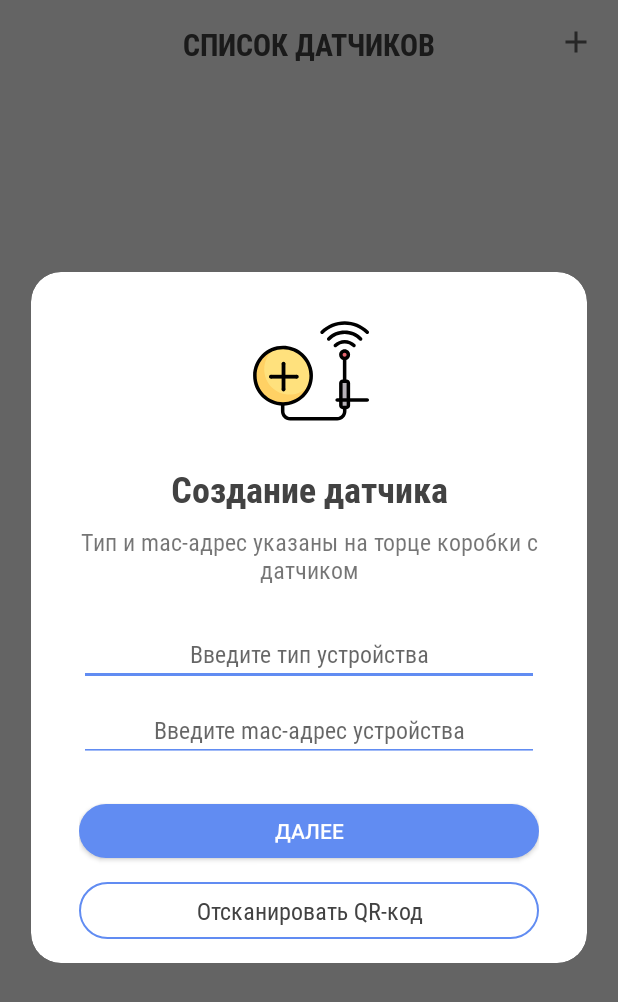
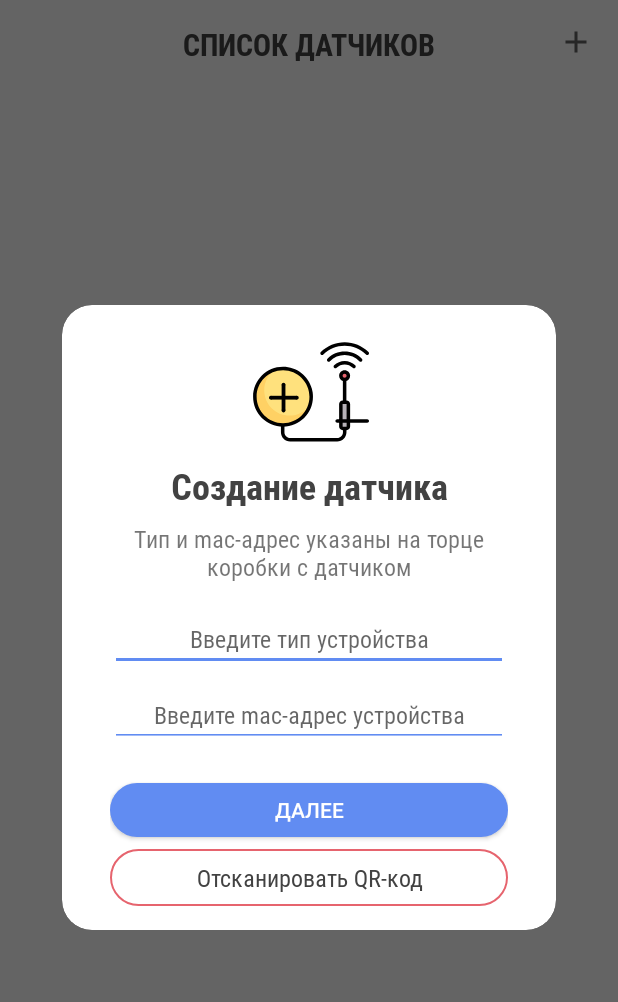
Before and after one commit to Foxek/iNature, an Android app: the fragment CreateDialog placed in its activity, on a phone screen of 412 x 824 dp. Shown: the top 1002 px of the screen. Run offline under Robolectric (Android 15) with nearby library versions, the phone set to English and light mode, and no system bars; our stand-ins replace ButterKnife, Dagger/Hilt's generated code, RxJava; 4 statements that could not run were skipped.

Commit message:
redesign some activities and dialogs. Fixed navigation beetwen activity

```diff
--- a/app/src/main/java/com/foxek/inature/di/component/ActivityComponent.java
+++ b/app/src/main/java/com/foxek/inature/di/component/ActivityComponent.java
@@ -5,7 +5,7 @@ import com.foxek.inature.di.module.ActivityModule;
 import com.foxek.inature.ui.measure.EditDialog;
 import com.foxek.inature.ui.measure.MeasureActivity;
 import com.foxek.inature.ui.preview.PreviewActivity;
-import com.foxek.inature.ui.sensors.CreateDialog;
+import com.foxek.inature.ui.sensors.dialogs.CreateDialog;
 import com.foxek.inature.ui.sensors.SensorActivity;
 
 import dagger.Component;
--- a/app/src/main/java/com/foxek/inature/ui/measure/EditDialog.java
+++ b/app/src/main/java/com/foxek/inature/ui/measure/EditDialog.java
@@ -3,7 +3,6 @@ package com.foxek.inature.ui.measure;
 import android.os.Bundle;
 import android.support.annotation.NonNull;
 import android.support.annotation.Nullable;
-import android.view.KeyEvent;
 import android.view.LayoutInflater;
 import android.view.View;
 import android.view.ViewGroup;
@@ -13,7 +12,6 @@ import android.widget.TextView;
 import com.foxek.inature.R;
 import com.foxek.inature.di.component.ActivityComponent;
 import com.foxek.inature.ui.base.BaseFragment;
-import com.foxek.inature.ui.sensors.CreateDialog;
 
 import javax.inject.Inject;
 
--- a/app/src/main/java/com/foxek/inature/ui/sensors/SensorActivity.java
+++ b/app/src/main/java/com/foxek/inature/ui/sensors/SensorActivity.java
@@ -10,6 +10,8 @@ import com.foxek.inature.R;
 import com.foxek.inature.ui.base.BaseView;
 import com.foxek.inature.ui.measure.MeasureActivity;
 import com.foxek.inature.ui.preview.PreviewActivity;
+import com.foxek.inature.ui.sensors.dialogs.CreateDialog;
+import com.foxek.inature.ui.sensors.dialogs.StateDialog;
 
 import javax.inject.Inject;
 
--- a/app/src/main/java/com/foxek/inature/ui/sensors/CreateDialog.java
+++ b/app/src/main/java/com/foxek/inature/ui/sensors/dialogs/CreateDialog.java
@@ -1,4 +1,4 @@
-package com.foxek.inature.ui.sensors;
+package com.foxek.inature.ui.sensors.dialogs;
 
 import android.os.Bundle;
 import android.support.annotation.NonNull;
@@ -14,6 +14,7 @@ import android.widget.TextView;
 import com.foxek.inature.R;
 import com.foxek.inature.di.component.ActivityComponent;
 import com.foxek.inature.ui.base.BaseFragment;
+import com.foxek.inature.ui.sensors.SensorMvpPresenter;
 
 import java.util.regex.Matcher;
 import java.util.regex.Pattern;
--- a/app/src/main/res/drawable/btn_stroke_bg.xml
+++ b/app/src/main/res/drawable/btn_stroke_bg.xml
@@ -4,5 +4,5 @@
     <corners android:radius="20dp"/>
     <stroke
         android:width="1dip"
-        android:color="@color/colorTint" />
+        android:color="#e6646e" />
 </shape>
--- /dev/null
+++ b/app/src/main/res/drawable/ic_add_success_icon.xml
@@ -0,0 +1,36 @@
+<vector xmlns:android="http://schemas.android.com/apk/res/android"
+    android:width="512dp"
+    android:height="512dp"
+    android:viewportWidth="512"
+    android:viewportHeight="512">
+  <path
+      android:pathData="M416.1,312h-16c-4.4,0 -8,3.6 -8,8v72v24c0,4.4 3.6,8 8,8h16c4.4,0 8,-3.6 8,-8v-96C424.1,315.6 420.6,312 416.1,312z"
+      android:fillColor="#B7B2B8"/>
+  <path
+      android:pathData="M408.1,200m-16,0a16,16 0,1 1,32 0a16,16 0,1 1,-32 0"
+      android:fillColor="#E6646E"/>
+  <path
+      android:fillColor="#FF000000"
+      android:pathData="M504.5,384.8h-73v-64.6c0,-8.6 -7,-15.5 -15.5,-15.5h-0.5v-82.4c9.3,-3.1 16,-11.9 16,-22.3c0,-13 -10.6,-23.5 -23.5,-23.5c-13,0 -23.5,10.6 -23.5,23.5c0,10.4 6.7,19.2 16,22.3v82.4H400c-8.6,0 -15.5,7 -15.5,15.5v64.6h-8.2c-4.1,0 -7.5,3.4 -7.5,7.5s3.4,7.5 7.5,7.5h8.2v16.5c0,8.6 7,15.5 15.5,15.5h0.9v8.5c0,13.5 -11,24.6 -24.6,24.6H175.8c-13.5,0 -24.6,-11 -24.6,-24.6V401c-5,-0.3 -10,-0.2 -15,-0.1v39.5c0,21.8 17.7,39.6 39.6,39.6h200.4c21.8,0 39.6,-17.7 39.6,-39.6v-8.5h0.2c8.6,0 15.5,-7 15.5,-15.5v-16.5h73c4.1,0 7.5,-3.4 7.5,-7.5C512,388.1 508.6,384.8 504.5,384.8zM399.4,199.9c0,-4.7 3.8,-8.5 8.5,-8.5s8.5,3.8 8.5,8.5s-3.8,8.5 -8.5,8.5C403.3,208.4 399.4,204.6 399.4,199.9zM399.4,320.1c0,-0.3 0.2,-0.5 0.5,-0.5h16c0.3,0 0.5,0.2 0.5,0.5v64.6h-17.1v-64.6H399.4zM416.5,416.3c0,0.3 -0.2,0.5 -0.5,0.5h-16c-0.3,0 -0.5,-0.2 -0.5,-0.5v-16.5h17.1v16.5H416.5z"/>
+  <path
+      android:fillColor="#FF000000"
+      android:pathData="M363.2,154.9c-2.9,2.9 -2.9,7.7 0,10.6c1.5,1.5 3.4,2.2 5.3,2.2s3.8,-0.7 5.3,-2.2c9.2,-9.2 21.4,-14.2 34.4,-14.2s25.2,5.1 34.4,14.2c2.9,2.9 7.7,2.9 10.6,0s2.9,-7.7 0,-10.6c-12,-12 -28,-18.6 -45,-18.6C391.1,136.3 375.2,142.9 363.2,154.9z"/>
+  <path
+      android:fillColor="#FF000000"
+      android:pathData="M476.2,139.4c1.9,0 3.8,-0.7 5.3,-2.2c2.9,-2.9 2.9,-7.7 0,-10.6c-19.6,-19.6 -45.6,-30.4 -73.3,-30.4s-53.7,10.8 -73.3,30.4c-2.9,2.9 -2.9,7.7 0,10.6s7.7,2.9 10.6,0c16.8,-16.8 39,-26 62.7,-26s46,9.2 62.7,26C472.3,138.6 474.2,139.4 476.2,139.4z"/>
+  <path
+      android:fillColor="#FF000000"
+      android:pathData="M317.1,108.8c24.3,-24.3 56.7,-37.7 91.1,-37.7s66.7,13.4 91.1,37.7c1.5,1.5 3.4,2.2 5.3,2.2s3.8,-0.7 5.3,-2.2c2.9,-2.9 2.9,-7.7 0,-10.6C482.7,71 446.6,56.1 408.2,56.1s-74.5,15 -101.7,42.1c-2.9,2.9 -2.9,7.7 0,10.6C309.4,111.8 314.2,111.8 317.1,108.8z"/>
+  <path
+      android:pathData="M142.3,292m-120.2,0a120.2,120.2 0,1 1,240.4 0a120.2,120.2 0,1 1,-240.4 0"
+      android:fillColor="#FFE17D"/>
+  <path
+      android:pathData="M173.3,369.3C113.5,369.3 65,320.8 65,261c0,-35.3 17,-66.6 43.1,-86.3C59.9,190.3 25,235.6 25,289.1c0,66.4 53.8,120.2 120.2,120.2c53.5,0 98.8,-34.9 114.4,-83.2C239.8,352.3 208.6,369.3 173.3,369.3z"
+      android:fillColor="#FFD164"/>
+  <path
+      android:fillColor="#FF000000"
+      android:pathData="M272,272.5c-0.9,-5.8 -2.8,-11.6 -3.7,-17.5c-14.9,-54 -64.5,-93.7 -123.1,-93.7c-70.4,0 -127.7,57.3 -127.7,127.7s57.3,127.7 127.7,127.7S272.9,359.4 272.9,289c0,-5.6 -0.4,-11.1 -1.1,-16.5H272zM145.2,401.8c-62.2,0 -112.7,-50.6 -112.7,-112.7S83,176.4 145.2,176.4S257.9,227 257.9,289.1C257.9,351.3 207.4,401.8 145.2,401.8z"/>
+  <path
+      android:fillColor="#FF000000"
+      android:pathData="M210.9,245.7c-2.4,-2.4 -6.3,-2.4 -8.7,0l-73.7,73.7l-28.3,-28.3c-2.4,-2.4 -6.3,-2.4 -8.7,0c-2.4,2.4 -2.4,6.3 0,8.7l32.7,32.7c2.4,2.4 6.3,2.4 8.7,0l78.1,-78.1C213.3,252 213.3,248.1 210.9,245.7z"/>
+</vector>
--- a/app/src/main/res/layout/activity_design.xml
+++ b/app/src/main/res/layout/activity_design.xml
@@ -141,6 +141,6 @@
             app:layout_constraintEnd_toEndOf="parent"
             app:layout_constraintStart_toStartOf="parent"
             app:layout_constraintTop_toTopOf="parent"
-            app:srcCompat="@drawable/ic_sensor_no_exist_logo" />
+            app:srcCompat="@drawable/ic_add_error_icon" />
     </android.support.constraint.ConstraintLayout>
 </android.support.v7.widget.CardView>
--- a/app/src/main/res/layout/dialog_create.xml
+++ b/app/src/main/res/layout/dialog_create.xml
@@ -14,9 +14,6 @@
         android:id="@+id/dialog_logo"
         android:layout_width="80dp"
         android:layout_height="80dp"
-        android:layout_marginStart="8dp"
-        android:layout_marginTop="8dp"
-        android:layout_marginEnd="8dp"
         app:layout_constraintEnd_toEndOf="parent"
         app:layout_constraintStart_toStartOf="parent"
         app:layout_constraintTop_toTopOf="parent"
@@ -27,7 +24,7 @@
         android:id="@+id/dialog_title"
         android:layout_width="0dp"
         android:layout_height="wrap_content"
-        android:layout_marginTop="24dp"
+        android:layout_marginTop="8dp"
         android:fontFamily="@font/roboto_condensed_bold"
         android:text="@string/add_new_sensor_dialog_title"
         android:textAlignment="center"
@@ -43,6 +40,7 @@
         android:layout_height="wrap_content"
         android:layout_marginTop="8dp"
         android:fontFamily="@font/roboto_condensed_regular"
+        android:gravity="center_vertical"
         android:text="@string/add_new_sensor_dialog_hint"
         android:textAlignment="center"
         android:textSize="16sp"
@@ -55,7 +53,7 @@
         style="@style/CustomEditText"
         android:layout_width="match_parent"
         android:layout_height="wrap_content"
-        android:layout_marginTop="24dp"
+        android:layout_marginTop="16dp"
         android:ems="10"
         android:hint="@string/add_new_sensor_dialog_hint_name"
         android:imeOptions="actionDone"
@@ -68,7 +66,7 @@
         app:layout_constraintEnd_toEndOf="parent"
         app:layout_constraintStart_toStartOf="parent"
         app:layout_constraintTop_toBottomOf="@+id/dialog_description"
-        tools:ignore="Autofill"/>
+        tools:ignore="Autofill" />
 
     <EditText
         android:id="@+id/mac_edit_text"
@@ -95,7 +93,7 @@
         style="@style/CustomDialogButton"
         android:layout_width="0dp"
         android:layout_height="wrap_content"
-        android:layout_marginTop="16dp"
+        android:layout_marginTop="8dp"
         android:text="@string/qr_code_no_scan"
         android:textSize="16sp"
         app:layout_constraintBottom_toBottomOf="parent"
@@ -108,7 +106,7 @@
         android:id="@+id/add_button"
         android:layout_width="0dp"
         android:layout_height="36dp"
-        android:layout_marginTop="28dp"
+        android:layout_marginTop="24dp"
         android:background="@drawable/btn_accent_bg"
         android:text="@string/next_button"
         android:textColor="@android:color/white"
--- a/app/src/main/res/values/strings.xml
+++ b/app/src/main/res/values/strings.xml
@@ -28,6 +28,7 @@
     <string name="add_new_sensor_dialog_title">Создание датчика</string>
     <string name="add_new_sensor_dialog_hint_mac">Введите mac-адрес устройства</string>
     <string name="add_new_sensor_dialog_hint_name">Введите тип устройства</string>
+    <string name="add_sensor_dialog_hint_name">Введите имя датчика</string>
 
     <string name="qr_code_title">Просканируйте QR-код</string>
     <string name="qr_code_description">Отсканировать QR-код</string>
--- a/app/src/main/res/values/styles.xml
+++ b/app/src/main/res/values/styles.xml
@@ -13,8 +13,8 @@
     <style name="CustomDialog" parent="@style/Theme.AppCompat.Light.Dialog">
         <item name="android:windowNoTitle">true</item>
         <item name="android:windowBackground">@drawable/dialog_bg</item>
-        <item name="android:windowMinWidthMajor">90%</item>
-        <item name="android:windowMinWidthMinor">90%</item>
+        <item name="android:windowMinWidthMajor">80%</item>
+        <item name="android:windowMinWidthMinor">80%</item>
     </style>
 
     <style name="CustomInfoDialog" parent="@style/Theme.AppCompat.Light.Dialog">
```
Also changed, not shown: app/src/main/java/com/foxek/inature/ui/preview/PreviewActivity.java (+13 -13 lines), app/src/main/java/com/foxek/inature/ui/sensors/ScanActivity.java (+8 -0 lines), app/src/main/java/com/foxek/inature/ui/sensors/dialogs/StateDialog.java (renamed from app/src/main/java/com/foxek/inature/ui/sensors/StateDialog.java, +3 -6 lines), app/src/main/res/layout/activity_preview.xml (+12 -41 lines), app/src/main/res/layout/dialog_edit.xml (+6 -7 lines), app/src/main/res/drawable/ic_add_error_icon.xml (renamed from app/src/main/res/drawable/ic_sensor_no_exist_logo.xml).
